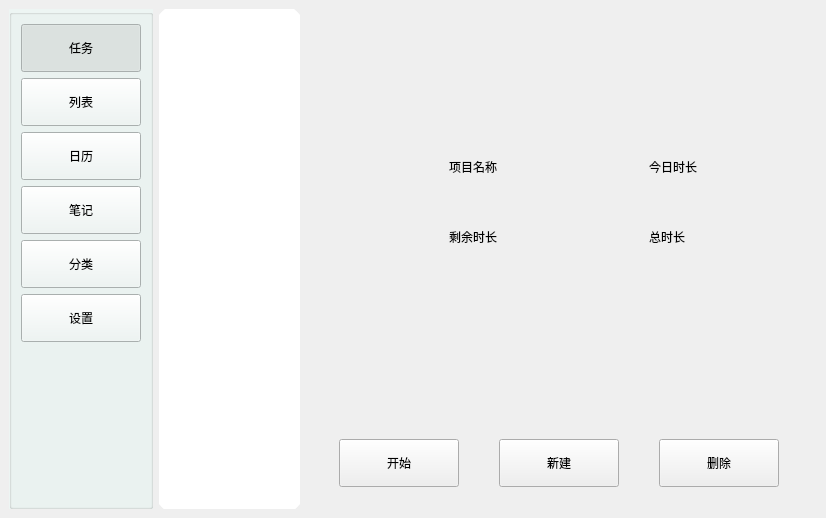
Before: the Qt Designer form mainwindow.ui in QiuLiang-99/TaskMaster, drawn with Qt 5.
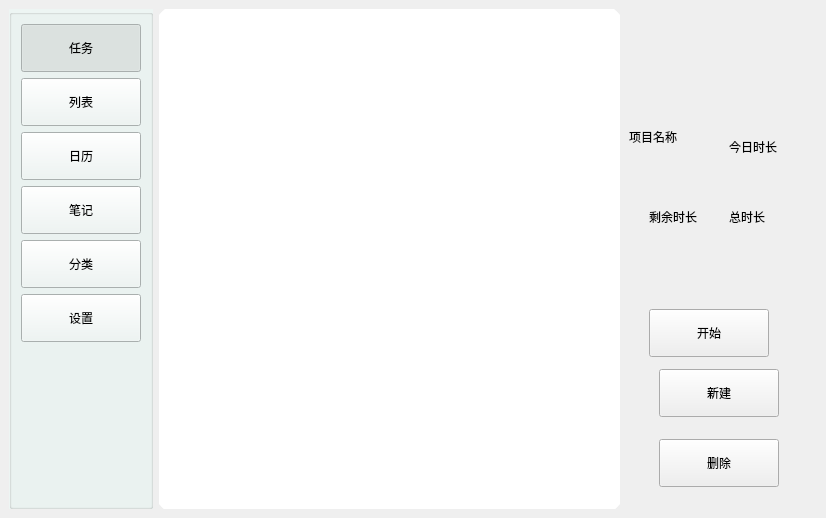
After: the same form once the commit is applied.

The edit to the form file:
```diff
--- a/mainwindow.ui
+++ b/mainwindow.ui
@@ -184,12 +184,12 @@
        <number>0</number>
       </property>
       <widget class="QWidget" name="page">
-       <widget class="QListView" name="tasklist">
+       <widget class="QTableView" name="tasklist">
         <property name="geometry">
          <rect>
           <x>0</x>
           <y>0</y>
-          <width>141</width>
+          <width>461</width>
           <height>501</height>
          </rect>
         </property>
@@ -208,10 +208,10 @@
          </font>
         </property>
         <property name="styleSheet">
-         <string notr="true">QListView::item {
+         <string notr="true">QTableView::item {
     height: 60px;
 }
-QListView {
+QTableView {
 	font: 25 9pt &quot;Microsoft YaHei&quot;;
 	border: 15px solid white; /* 设置边框的大小，样式，颜色 */
 	border-radius: 10px;
@@ -221,25 +221,19 @@
 	padding: 10px;
 	border-left: 3px solid rgb(130, 130, 130);
 }
-QListView::item:selected {
+QTableView::item:selected {
 	background-color: transparent;
 	color: black;
 	padding: 10px;
 	border-left: 3px solid black;
 }</string>
         </property>
-        <property name="movement">
-         <enum>QListView::Static</enum>
-        </property>
-        <property name="flow">
-         <enum>QListView::TopToBottom</enum>
-        </property>
        </widget>
        <widget class="QPushButton" name="startButton">
         <property name="geometry">
          <rect>
-          <x>180</x>
-          <y>430</y>
+          <x>490</x>
+          <y>300</y>
           <width>120</width>
           <height>48</height>
          </rect>
@@ -257,8 +251,8 @@
        <widget class="QPushButton" name="addButton">
         <property name="geometry">
          <rect>
-          <x>340</x>
-          <y>430</y>
+          <x>500</x>
+          <y>360</y>
           <width>120</width>
           <height>48</height>
          </rect>
@@ -295,8 +289,8 @@
        <widget class="QLabel" name="label">
         <property name="geometry">
          <rect>
-          <x>290</x>
-          <y>150</y>
+          <x>470</x>
+          <y>120</y>
           <width>54</width>
           <height>16</height>
          </rect>
@@ -308,8 +302,8 @@
        <widget class="QLabel" name="label_2">
         <property name="geometry">
          <rect>
-          <x>490</x>
-          <y>220</y>
+          <x>570</x>
+          <y>200</y>
           <width>54</width>
           <height>16</height>
          </rect>
@@ -321,8 +315,8 @@
        <widget class="QLabel" name="label_3">
         <property name="geometry">
          <rect>
-          <x>290</x>
-          <y>220</y>
+          <x>490</x>
+          <y>200</y>
           <width>54</width>
           <height>16</height>
          </rect>
@@ -334,8 +328,8 @@
        <widget class="QLabel" name="label_4">
         <property name="geometry">
          <rect>
-          <x>490</x>
-          <y>150</y>
+          <x>570</x>
+          <y>130</y>
           <width>54</width>
           <height>16</height>
          </rect>
```
Left out of the diff: 2 changed lines with no effect on the pictures.
